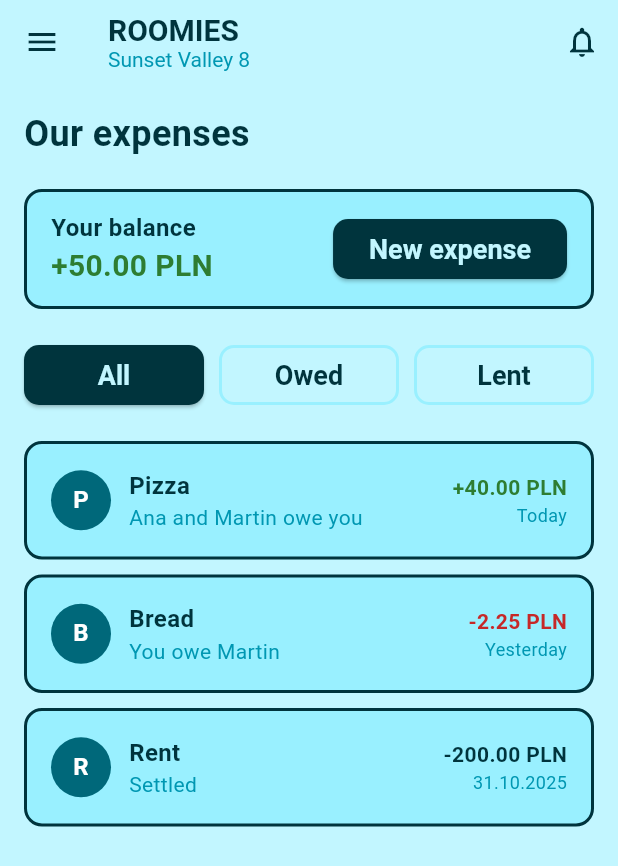
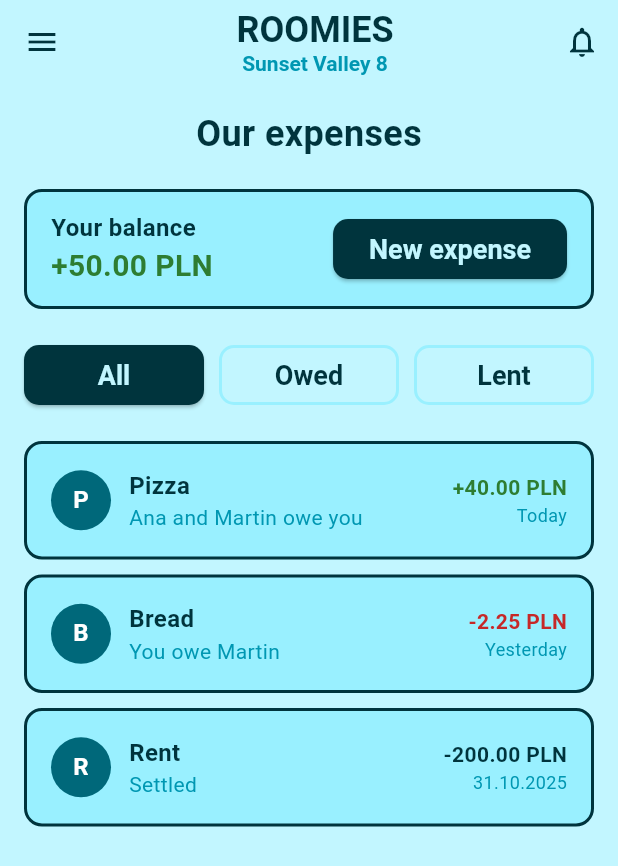
Before and after one commit to JoannaKlis/Roomiez, a Flutter app: the ExpensesScreen screen opened directly, on a phone screen of 412 x 824 dp. Shown: the top 866 px of the screen. Run offline on Flutter 3.47's test engine with Material 3 defaults, Android fonts, the phone set to English and light mode, and no system bars; our stand-ins replace cloud_firestore, firebase_auth, firebase_core; accounts and stored records are empty; Roboto replaces fonts that are missing (Baloo Bhai); statements that could not run were skipped.

Commit message:
minor improvements to style of the expenses screen

```diff
--- a/lib/screens/expenses_screen.dart
+++ b/lib/screens/expenses_screen.dart
@@ -94,19 +94,28 @@ class _ExpensesScreenState extends State<ExpensesScreen> {
                 // TODO: Otwórz menu (Drawer)
               },
             ),
-            title: const Column(
-              crossAxisAlignment: CrossAxisAlignment.start,
+            title: const Center(
+              child: Column(
+                crossAxisAlignment: CrossAxisAlignment.center,
                 children: [
-                Text('ROOMIES', style: TextStyle(fontSize: 20)),
+                  Text(
+                    'ROOMIES',
+                    style: TextStyle(
+                    fontSize: 24,
+                    fontWeight: FontWeight.bold,
+                    color: textColor,
+                    ),
+                  ),
                   Text(
                     'Sunset Valley 8',
                     style: TextStyle(
                     fontSize: 14,
                     color: lightTextColor,
-                    fontWeight: FontWeight.normal,
+                    fontWeight: FontWeight.bold,
                     ),
                   ),
                 ],
+              )
             ),
             actions: [
               IconButton(
@@ -125,12 +134,14 @@ class _ExpensesScreenState extends State<ExpensesScreen> {
               delegate: SliverChildListDelegate(
                 [
                   // Tytuł ekranu
-                  const Text(
+                  const Center(
+                    child: Text(
                       'Our expenses',
                       style: TextStyle(
                       fontSize: 24,
                       fontWeight: FontWeight.bold,
                       color: textColor,
+                      ),
                     ),
                   ),
                   const SizedBox(height: 20),
```
Also changed, not shown: lib/main.dart (+6 -5 lines). Lines whose indentation alone changed are shown as unchanged.
